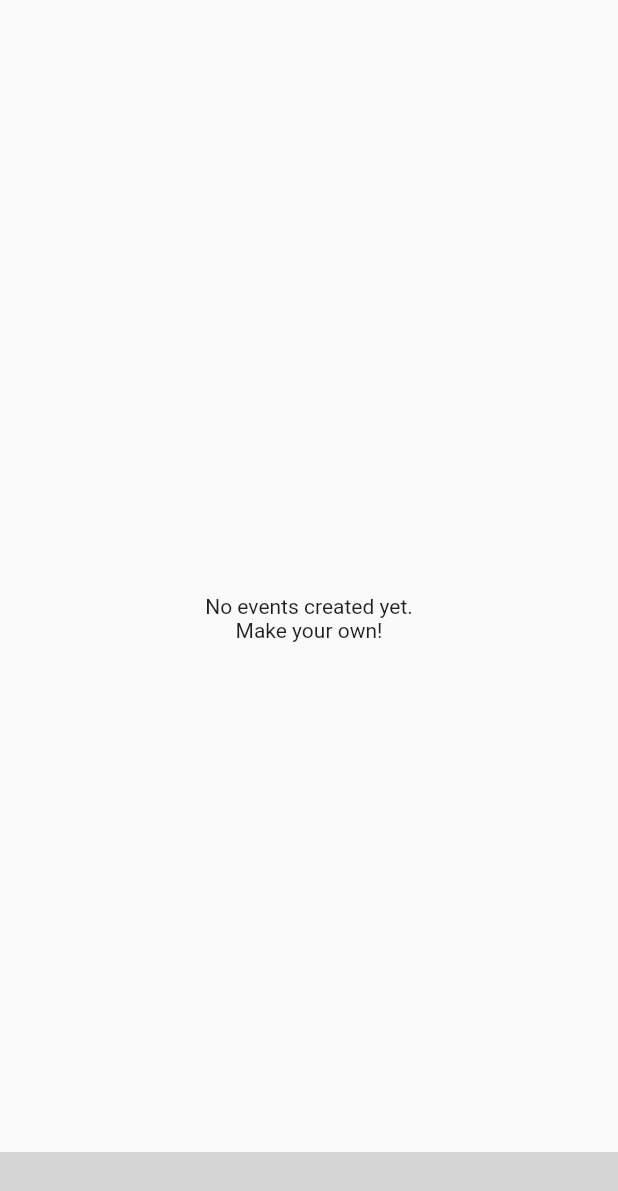
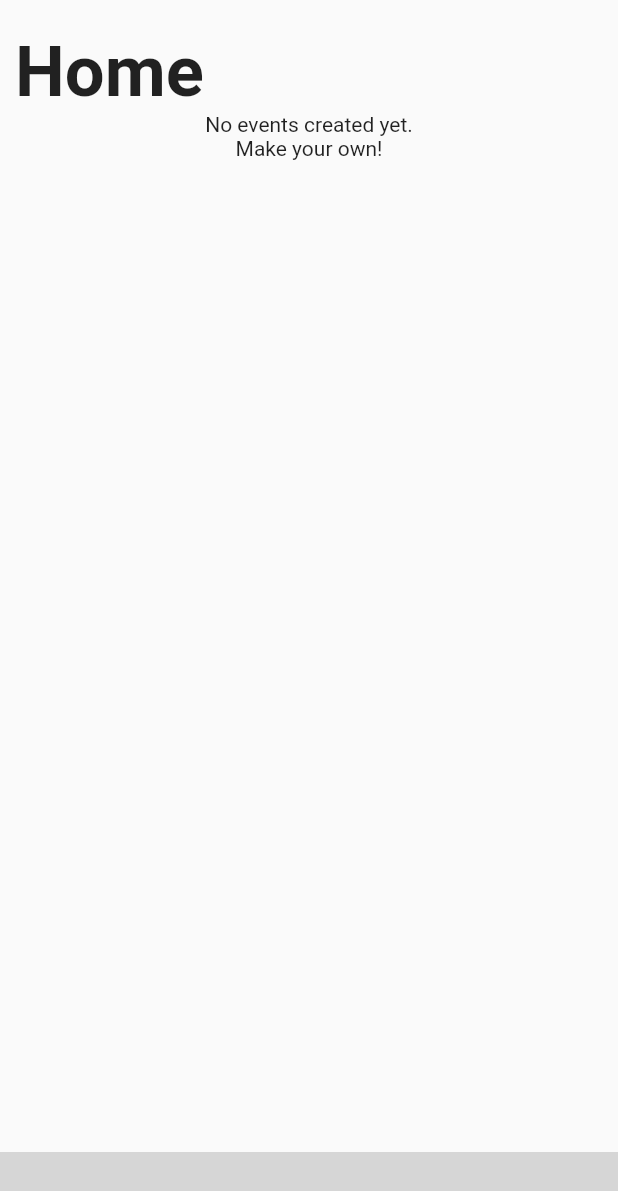
Before and after one commit to hridaypradhan/snu-connect, a Flutter app: the screen it shows after launch, on a phone screen of 412 x 824 dp. Shown: the top 1191 px of the screen. Run offline on Flutter 3.47's test engine with Material 2 defaults, Android fonts, the phone set to English and light mode, and no system bars; our stand-ins replace anim_search_bar, bouncing_widget, bubble, cloud_firestore, delayed_display, firebase_auth and 6 more; missing offline and left inert: bottom_sheet_expandable_bar, clipboard, date_time_picker_widget, filter_list, profanity_filter; accounts and stored records are empty; Roboto replaces fonts that are missing (Spartan); grey boxes are pictures that could not be loaded.

Commit message:
Merge fixes

```diff
--- a/lib/global/constants/colors.dart
+++ b/lib/global/constants/colors.dart
@@ -2,7 +2,7 @@ import 'package:flutter/material.dart';
 import 'package:snu_connect/global/constants/enums.dart';
 
 const Color primaryPink = Color(0xfff2005d);
-Color lightRed = Colors.red.shade100;
+Color lightPink = Colors.red.shade100;
 
 Color getCategoryColor(Category? category) {
   switch (category) {
--- a/lib/global/widgets/alert_popup.dart
+++ b/lib/global/widgets/alert_popup.dart
@@ -3,7 +3,7 @@ import 'package:snu_connect/global/constants/colors.dart';
 
 SnackBar alertPopup(String text) => SnackBar(
       dismissDirection: DismissDirection.horizontal,
-      backgroundColor: lightRed,
+      backgroundColor: lightPink,
       behavior: SnackBarBehavior.floating,
       shape: RoundedRectangleBorder(
         borderRadius: BorderRadius.circular(25.0),
--- a/lib/global/widgets/event_card.dart
+++ b/lib/global/widgets/event_card.dart
@@ -97,7 +97,7 @@ class EventCard extends StatelessWidget {
                             decoration: InputDecoration(
                               enabledBorder: OutlineInputBorder(
                                 borderSide: BorderSide(
-                                  color: lightRed,
+                                  color: lightPink,
                                   width: 3.0,
                                 ),
                                 borderRadius: BorderRadius.circular(15),
--- a/lib/main.dart
+++ b/lib/main.dart
@@ -55,7 +55,7 @@ class _MyAppState extends State<MyApp> {
                 textTheme: GoogleFonts.spartanTextTheme(),
                 textSelectionTheme: TextSelectionThemeData(
                   cursorColor: primaryPink,
-                  selectionColor: lightRed,
+                  selectionColor: lightPink,
                 ),
                 bottomSheetTheme: const BottomSheetThemeData(
                   backgroundColor: Colors.transparent,
--- a/lib/screens/all_chats/all_chats_screen.dart
+++ b/lib/screens/all_chats/all_chats_screen.dart
@@ -23,10 +23,11 @@ class AllChatsScreen extends StatelessWidget {
       },
     );
     return Container(
-      margin: const EdgeInsets.all(20.0),
+      margin: const EdgeInsets.fromLTRB(10.0, 0.0, 10.0, 10.0),
       child: Column(
         crossAxisAlignment: CrossAxisAlignment.start,
         children: [
+          const SizedBox(height: 20.0),
           const Text(
             'Chats',
             style: TextStyle(
--- a/lib/screens/all_chats/widgets/conversation_thread.dart
+++ b/lib/screens/all_chats/widgets/conversation_thread.dart
@@ -33,7 +33,7 @@ class _ConversationThreadState extends State<ConversationThread>
     );
     animation = ColorTween(
       begin: Colors.transparent,
-      end: lightRed,
+      end: lightPink,
     ).animate(controller)
       ..addListener(
         () {
--- a/lib/screens/base/base_screen.dart
+++ b/lib/screens/base/base_screen.dart
@@ -27,8 +27,8 @@ class _BaseScreenState extends State<BaseScreen> {
           bottomSheetHeight: size.height,
           currentIndex: baseProvider.currentPage,
           bottomBarHeight: 70.0,
-          backgroundColor: lightRed,
-          backgroundBarColor: lightRed,
+          backgroundColor: lightPink,
+          backgroundBarColor: lightPink,
           iconExpand: const Icon(
             Icons.add,
             size: 40.0,
--- a/lib/screens/home/home_screen.dart
+++ b/lib/screens/home/home_screen.dart
@@ -13,33 +13,24 @@ class HomeScreen extends StatelessWidget {
   @override
   Widget build(BuildContext context) {
     var eventProvider = Provider.of<EventProvider>(context);
-// TODO Home heading
-//     return Column(
-//       children: [
-//         const SizedBox(
-//           height: 20,
-//         ),
-//         Row(
-//           children: const [
-//             SizedBox(
-//               height: 20,
-//             ),
-//             SizedBox(
-//               width: 10,
-//             ),
-//             Text(
-//               'Home',
-//               style: TextStyle(
-//                 fontSize: 47,
-//                 fontWeight: FontWeight.bold,
-//               ),
-//               textAlign: TextAlign.right,
-//             ),
-//           ],
-//         ),
-//       ],
-    return StreamBuilder<QuerySnapshot<Map<String, dynamic>>>(
-      stream: _firestore.collection('events').orderBy('dateTime').snapshots(),
+    return Column(
+      crossAxisAlignment: CrossAxisAlignment.start,
+      children: [
+        const SizedBox(height: 20.0),
+        const Padding(
+          padding: EdgeInsets.only(left: 10.0),
+          child: Text(
+            'Home',
+            style: TextStyle(
+              fontSize: 47,
+              fontWeight: FontWeight.bold,
+            ),
+            textAlign: TextAlign.right,
+          ),
+        ),
+        StreamBuilder<QuerySnapshot<Map<String, dynamic>>>(
+          stream:
+              _firestore.collection('events').orderBy('dateTime').snapshots(),
           builder: (context, snapshot) {
             if (!snapshot.hasData || snapshot.data!.docs.isEmpty) {
               return const Center(
@@ -49,11 +40,13 @@ class HomeScreen extends StatelessWidget {
                 ),
               );
             }
-        return ListView(
+            return Expanded(
+              child: ListView(
                 children: List.generate(
                   snapshot.data!.docs.length,
                   (index) {
-              Event toBuild = Event.fromMap(snapshot.data!.docs[index].data());
+                    Event toBuild =
+                        Event.fromMap(snapshot.data!.docs[index].data());
                     if (eventProvider.filterEvent(toBuild)) {
                       return EventCard(
                         event: toBuild,
@@ -63,8 +56,11 @@ class HomeScreen extends StatelessWidget {
                     }
                   },
                 ),
+              ),
             );
           },
+        ),
+      ],
     );
   }
 }
--- a/lib/screens/individual_chat/individual_chat_screen.dart
+++ b/lib/screens/individual_chat/individual_chat_screen.dart
@@ -116,7 +116,7 @@ class _IndividualChatScreenState extends State<IndividualChatScreen> {
                   margin: EdgeInsets.all(size.width * 0.04),
                   padding: EdgeInsets.all(size.width * 0.04),
                   decoration: BoxDecoration(
-                    color: lightRed,
+                    color: lightPink,
                     borderRadius: BorderRadius.circular(15),
                   ),
                   child: SingleChildScrollView(
@@ -178,7 +178,7 @@ class _IndividualChatScreenState extends State<IndividualChatScreen> {
                     focusColor: Colors.white,
                     enabledBorder: OutlineInputBorder(
                       borderSide: BorderSide(
-                        color: lightRed,
+                        color: lightPink,
                         width: 3.0,
                       ),
                       borderRadius: BorderRadius.circular(15),
--- a/lib/screens/profile/profile_screen.dart
+++ b/lib/screens/profile/profile_screen.dart
@@ -79,7 +79,7 @@ class ProfileScreen extends StatelessWidget {
           Container(
             margin: const EdgeInsets.all(10.0),
             decoration: BoxDecoration(
-              color: lightRed,
+              color: lightPink,
               borderRadius: BorderRadius.circular(25.0),
               border: Border.all(
                 color: primaryPink,
```
Also changed, not shown: lib/screens/more_info/more_info_screen.dart (+33 -7 lines). Lines whose indentation alone changed are shown as unchanged.
